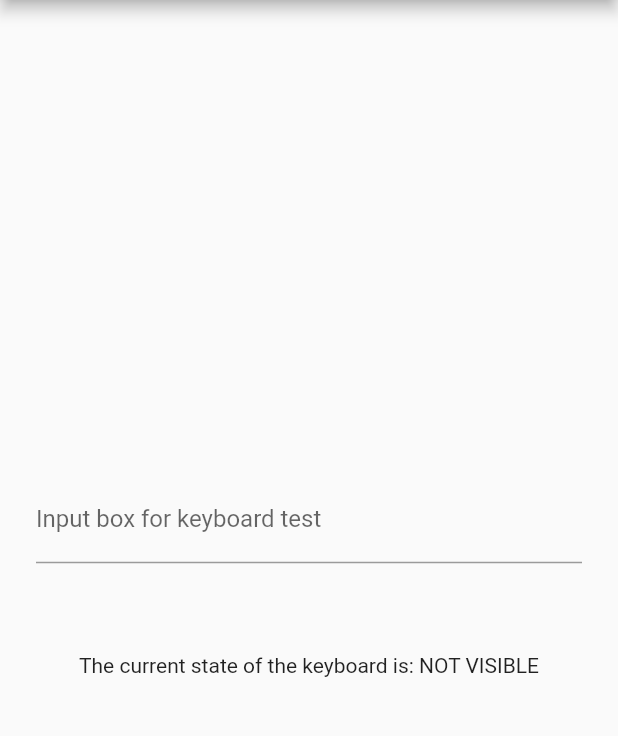
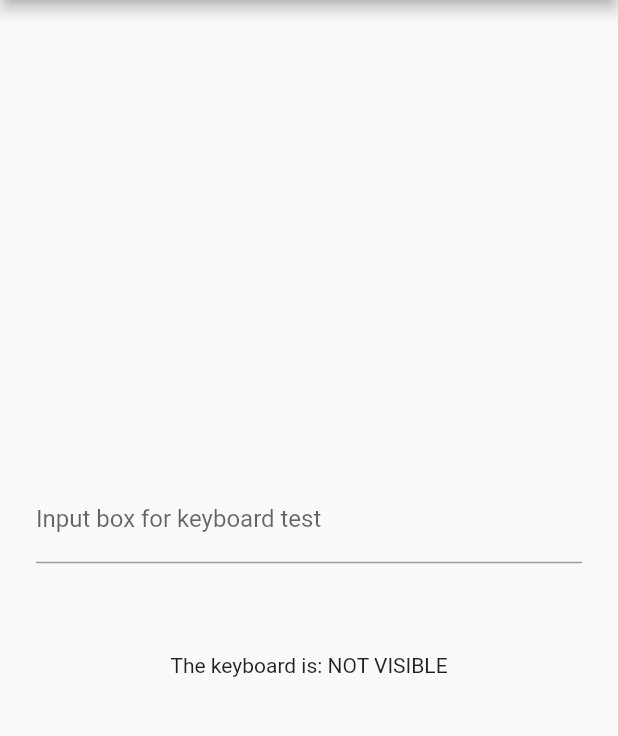
Before and after one commit to MisterJimson/flutter_keyboard_visibility, a Flutter app: the screen it shows after launch, on a phone screen of 412 x 824 dp, the part 84-820 px from its top. Run offline on Flutter 3.47's test engine with Material 2 defaults, Android fonts, the phone set to English and light mode, and no system bars.

Commit message:
example cleanup

```diff
--- a/example/lib/main.dart
+++ b/example/lib/main.dart
@@ -5,28 +5,14 @@ void main() {
   runApp(MyApp());
 }
 
-class MyApp extends StatelessWidget {
+class MyApp extends StatefulWidget {
+  MyApp({Key key}) : super(key: key);
+
   @override
-  Widget build(BuildContext context) {
-    return MaterialApp(
-      title: 'Keyboard visibility example',
-      theme: ThemeData(
-        primarySwatch: Colors.blue,
-      ),
-      home: KeyboardVisibilityExample(),
-    );
-  }
+  _MyAppState createState() => _MyAppState();
 }
 
-class KeyboardVisibilityExample extends StatefulWidget {
-  KeyboardVisibilityExample({Key key}) : super(key: key);
-
-  @override
-  _KeyboardVisibilityExampleState createState() =>
-      _KeyboardVisibilityExampleState();
-}
-
-class _KeyboardVisibilityExampleState extends State<KeyboardVisibilityExample> {
+class _MyAppState extends State<MyApp> {
   bool _keyboardState;
 
   @protected
@@ -38,21 +24,12 @@ class _KeyboardVisibilityExampleState extends State<KeyboardVisibilityExample> {
         _keyboardState = visible;
       });
     });
-
-    KeyboardVisibility.onChange.listen((bool visible) {
-      print(visible);
-    });
-  }
-
-  @override
-  void dispose() {
-    super.dispose();
-    KeyboardVisibility.dispose();
   }
 
   @override
   Widget build(BuildContext context) {
-    return Scaffold(
+    return MaterialApp(
+      home: Scaffold(
         appBar: AppBar(
           title: Text('Keyboard visibility example'),
         ),
@@ -70,11 +47,19 @@ class _KeyboardVisibilityExampleState extends State<KeyboardVisibilityExample> {
                 ),
                 Container(height: 60.0),
                 Text(
-                  'The current state of the keyboard is: ${_keyboardState ? 'VISIBLE' : 'NOT VISIBLE'}'),
+                  'The keyboard is: ${_keyboardState ? 'VISIBLE' : 'NOT VISIBLE'}',
+                ),
               ],
+            ),
           ),
         ),
       ),
     );
   }
+
+  @override
+  void dispose() {
+    super.dispose();
+    KeyboardVisibility.dispose();
   }
+}
```
Lines whose indentation alone changed are shown as unchanged.
